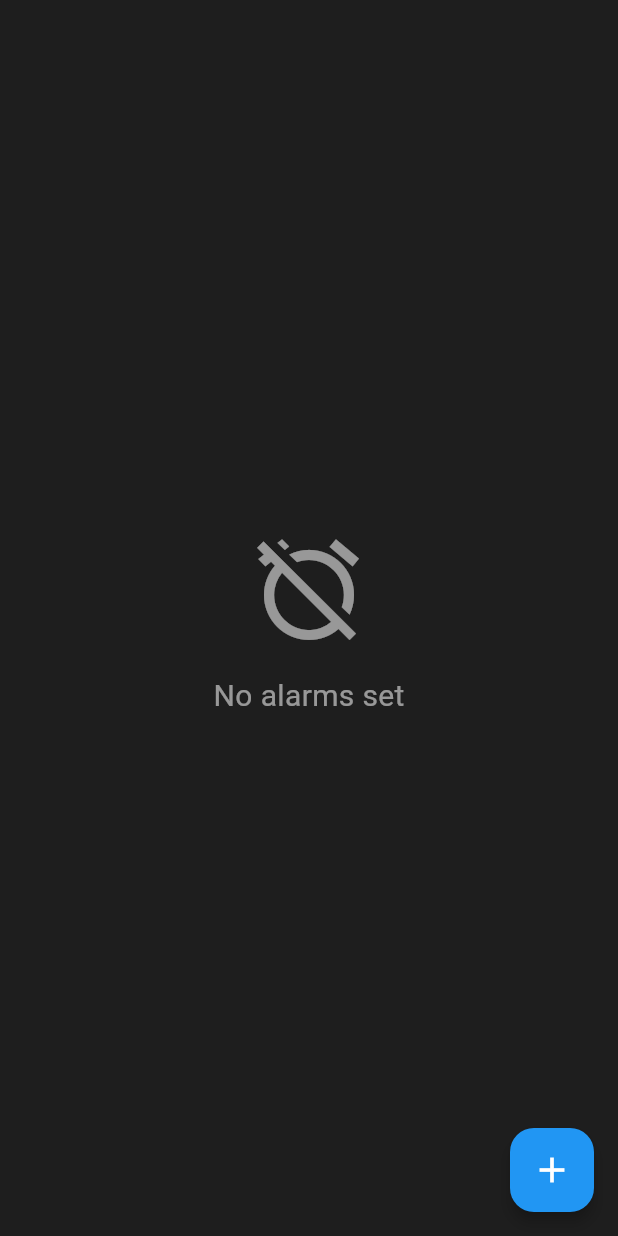
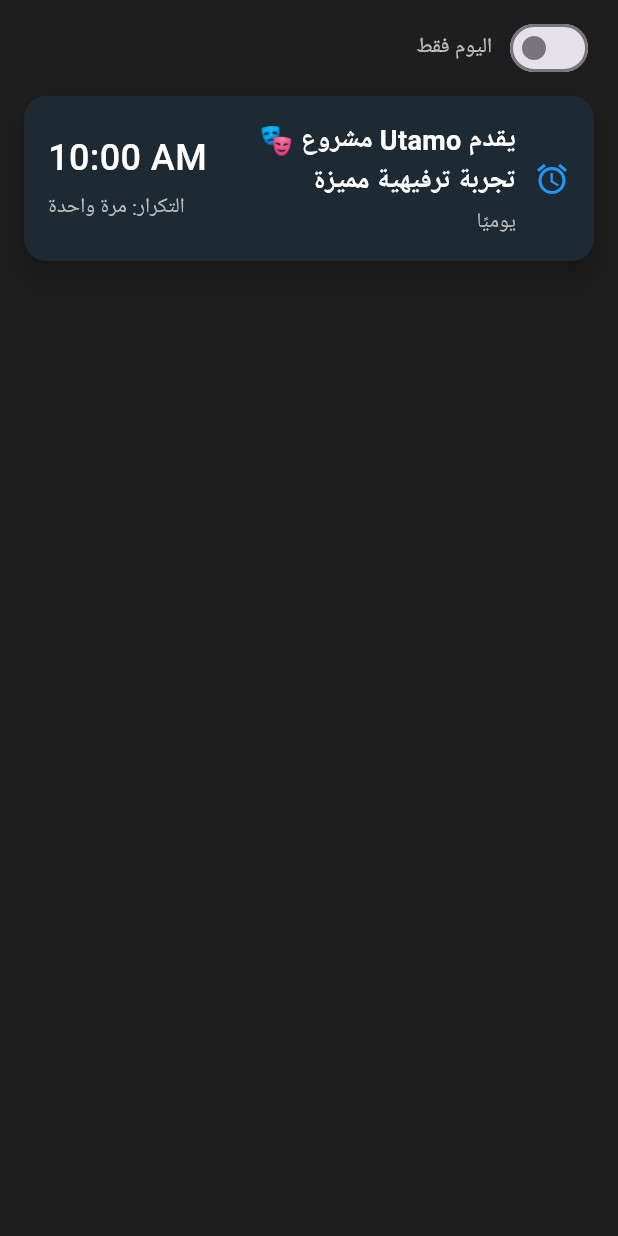
Before and after one commit to ahmedgamal826/Neom-Freelance-App, a Flutter app: the AlarmPage screen opened directly, on a phone screen of 412 x 824 dp. Run offline on Flutter 3.47's test engine with Material 3 defaults, Android fonts, the phone set to English and light mode, and no system bars; our stand-ins replace audioplayers, cloud_firestore, dash_chat_2, firebase_auth, firebase_core, firebase_crashlytics and 12 more; missing offline and left inert: min_id; accounts and stored records are empty.

Commit message:
Notifications show 10 am and 5 pm every day for 60 days..

```diff
--- a/lib/features/notifications/alarm code/models/alarm_model.dart
+++ b/lib/features/notifications/alarm code/models/alarm_model.dart
@@ -3,6 +3,7 @@
   String dateTime;
   String? alarmDate;
   bool isActive;
+  bool isRead;
   String? repeat;
   int id;
   int? milliseconds;
@@ -14,6 +15,7 @@
     required this.dateTime,
     this.alarmDate,
     this.isActive = true,
+    this.isRead = false,
     this.repeat,
     required this.id,
     this.milliseconds,
@@ -26,6 +28,7 @@
         dateTime: json["dateTime"],
         alarmDate: json["alarmDate"],
         isActive: json["isActive"] ?? true,
+        isRead: json["isRead"] ?? false,
         repeat: json["repeat"],
         id: json["id"],
         milliseconds: json["milliseconds"],
@@ -38,6 +41,7 @@
         "dateTime": dateTime,
         "alarmDate": alarmDate,
         "isActive": isActive,
+        "isRead": isRead,
         "repeat": repeat,
         "id": id,
         "milliseconds": milliseconds,
--- a/lib/features/notifications/alarm code/utils/alarm_provider.dart
+++ b/lib/features/notifications/alarm code/utils/alarm_provider.dart
@@ -14,6 +14,37 @@
 
   AlarmProvider() {
     _initializeSharedPreferences();
+  }
+
+  // Mark an alarm as read by ID
+  Future<void> markAsReadById(int id) async {
+    final int index = _alarmList.indexWhere((a) => a.id == id);
+    if (index >= 0 && !_alarmList[index].isRead) {
+      _alarmList[index].isRead = true;
+      await setData();
+      notifyListeners();
+    }
+  }
+
+  // Sorted copy; if todayOnly is true, filter to today's items only
+  List<AlarmModel> getSorted({bool todayOnly = false}) {
+    final List<AlarmModel> items = List<AlarmModel>.from(_alarmList);
+    items.sort((a, b) {
+      final da = DateTime.tryParse(a.dateTime) ?? DateTime.now();
+      final db = DateTime.tryParse(b.dateTime) ?? DateTime.now();
+      return da.compareTo(db);
+    });
+    if (todayOnly) {
+      final now = DateTime.now();
+      final today = DateTime(now.year, now.month, now.day);
+      return items.where((a) {
+        final d = DateTime.tryParse(a.dateTime);
+        if (d == null) return false;
+        final dd = DateTime(d.year, d.month, d.day);
+        return dd == today;
+      }).toList();
+    }
+    return items;
   }
 
   Future<void> _initializeSharedPreferences() async {
--- a/lib/features/notifications/alarm code/utils/notification_helper.dart
+++ b/lib/features/notifications/alarm code/utils/notification_helper.dart
@@ -3,6 +3,8 @@
 import 'package:flutter/material.dart';
 import 'dart:convert';
 import 'package:shared_preferences/shared_preferences.dart'; // Added for SharedPreferences
+import 'dart:math';
+import 'package:neon/features/notifications/data/neom_messages.dart';
 
 class NotificationHelper {
   static final FlutterLocalNotificationsPlugin flutterLocalNotificationsPlugin =
@@ -180,4 +182,157 @@
   static Future<void> cancelAllNotifications() async {
     await flutterLocalNotificationsPlugin.cancelAll();
   }
+
+  // ---------- NEOM daily auto messages ----------
+  static int _dateKey(DateTime d) => d.year * 10000 + d.month * 100 + d.day;
+
+  // Deterministic per-day shuffle to keep same messages for the same date
+  static List<String> _dailyMessages(DateTime date) {
+    // Lazy import to avoid tight coupling if file missing in tests
+    try {
+      // ignore: unnecessary_import
+    } catch (_) {}
+    // We'll import at top of file
+    return _neomDailyPicker(date);
+  }
+
+  // using an inner function so we can call Random with seed
+  static List<String> _neomDailyPicker(DateTime date) {
+    // This function requires neomMessages to be available
+    // Import is at the top of the file
+    // ignore: invalid_use_of_internal_member
+    return _shuffleWithSeed(neomMessages, _dateKey(date));
+  }
+
+  // Pure function: returns a new shuffled copy using a seed
+  static List<String> _shuffleWithSeed(List<String> input, int seed) {
+    final list = List<String>.from(input);
+    list.shuffle(Random(seed));
+    return list;
+  }
+
+  // Schedule two notifications per day (10:00 and 17:00) for the next [daysAhead]
+  // Each day picks two different messages from neomMessages in a deterministic order.
+  static Future<void> scheduleNeomDailyAuto({int daysAhead = 60}) async {
+    // Cancel any previously scheduled NEOM auto notifications for the range
+    // We use id = 91000000 + yyyymmdd for 10:00 and 92000000 + yyyymmdd for 17:00
+    final pending =
+        await flutterLocalNotificationsPlugin.pendingNotificationRequests();
+    for (final p in pending) {
+      if (p.id >= 91000000 && p.id <= 92999999) {
+        await flutterLocalNotificationsPlugin.cancel(p.id);
+      }
+    }
+
+    final now = DateTime.now();
+    for (int i = 0; i < daysAhead; i++) {
+      final day = DateTime(now.year, now.month, now.day).add(Duration(days: i));
+      final msgs = _dailyMessages(day);
+      if (msgs.isEmpty) continue;
+      final msg1 = msgs[0];
+      final msg2 = msgs.length > 1 ? msgs[1] : msgs[0];
+
+      final dateKey = _dateKey(day);
+      // 10:00
+      final tenAm = DateTime(day.year, day.month, day.day, 10, 0);
+      await scheduleNotification(
+        id: 91000000 + dateKey,
+        title: msg1,
+        body: 'إشعار من مشروع نيوم',
+        scheduledDate: tenAm,
+        repeatDaily: false,
+      );
+      // 17:00
+      final fivePm = DateTime(day.year, day.month, day.day, 17, 0);
+      await scheduleNotification(
+        id: 92000000 + dateKey,
+        title: msg2,
+        body: 'إشعار من مشروع نيوم',
+        scheduledDate: fivePm,
+        repeatDaily: false,
+      );
+    }
+  }
+
+  // Sync auto NEOM cards: show ONLY today's due items (<= now). Remove others.
+  static Future<void> syncNeomAutoCardsForNow() async {
+    try {
+      final prefs = await SharedPreferences.getInstance();
+      final String? alarmsJson = prefs.getString('alarms');
+      List<dynamic> list = [];
+      if (alarmsJson != null) {
+        try {
+          list = json.decode(alarmsJson);
+        } catch (_) {}
+      }
+      // Keep only today's due auto items; drop all other auto items (future and past days)
+      final now = DateTime.now();
+      final today = DateTime(now.year, now.month, now.day);
+      list = list.where((a) {
+        if (a is! Map) return true;
+        final int? id = a['id'];
+        if (id == null) return true;
+        if (id >= 91000000 && id <= 92999999) {
+          final String? dt = a['dateTime'];
+          if (dt == null) return false;
+          final DateTime? d = DateTime.tryParse(dt);
+          if (d == null) return false;
+          final DateTime dd = DateTime(d.year, d.month, d.day);
+          final bool isToday = dd == today;
+          final bool isDue = d.isBefore(now) || d.isAtSameMomentAs(now);
+          return isToday && isDue;
+        }
+        return true;
+      }).toList();
+
+      // Add today's due auto items if clock passed
+      final msgs = _dailyMessages(today);
+      if (msgs.isNotEmpty) {
+        final tenAm = DateTime(today.year, today.month, today.day, 10, 0);
+        if (now.isAfter(tenAm)) {
+          final id = 91000000 + _dateKey(today);
+          final exists = list.any((a) => a is Map && a['id'] == id);
+          if (!exists) {
+            list.add({
+              'label': msgs[0],
+              'dateTime': tenAm.toIso8601String(),
+              'alarmDate': tenAm.toIso8601String(),
+              'isActive': true,
+              'isRead': false,
+              'repeat': 'once',
+              'id': id,
+              'milliseconds': tenAm.millisecondsSinceEpoch,
+              'ringtone': null,
+              'snoozeDuration': 5,
+            });
+          }
+        }
+        if (msgs.length > 1) {
+          final fivePm = DateTime(today.year, today.month, today.day, 17, 0);
+          if (now.isAfter(fivePm)) {
+            final id = 92000000 + _dateKey(today);
+            final exists = list.any((a) => a is Map && a['id'] == id);
+            if (!exists) {
+              list.add({
+                'label': msgs[1],
+                'dateTime': fivePm.toIso8601String(),
+                'alarmDate': fivePm.toIso8601String(),
+                'isActive': true,
+                'isRead': false,
+                'repeat': 'once',
+                'id': id,
+                'milliseconds': fivePm.millisecondsSinceEpoch,
+                'ringtone': null,
+                'snoozeDuration': 5,
+              });
+            }
+          }
+        }
+      }
+
+      await prefs.setString('alarms', json.encode(list));
+    } catch (e) {
+      debugPrint('Failed to sync auto cards: $e');
+    }
+  }
 }
--- a/lib/features/notifications/alarm code/views/alarm_page.dart
+++ b/lib/features/notifications/alarm code/views/alarm_page.dart
@@ -1,7 +1,6 @@
 import 'package:flutter/material.dart';
 import 'package:neon/features/notifications/alarm%20code/utils/alarm_provider.dart';
 import 'package:neon/features/notifications/alarm%20code/utils/notification_helper.dart';
-import 'package:neon/features/notifications/alarm%20code/views/add_alarm.dart';
 import 'package:neon/features/notifications/alarm%20code/widgets/show_snack_bar.dart';
 import 'package:provider/provider.dart';
 import 'package:flutter_local_notifications/flutter_local_notifications.dart';
@@ -28,14 +27,20 @@
   late AnimationController _cardController;
   late AnimationController _fadeController;
   late AnimationController _slideController;
+  bool _todayOnly = false;
 
   @override
   void initState() {
     super.initState();
     _initializeNotifications();
     _initializeAnimations();
-    // Start card animation when page loads
-    WidgetsBinding.instance.addPostFrameCallback((_) {
+    // Sync due auto NEOM cards (adds only if time has passed) then reload provider
+    WidgetsBinding.instance.addPostFrameCallback((_) async {
+      await NotificationHelper.syncNeomAutoCardsForNow();
+      if (mounted) {
+        // ignore: use_build_context_synchronously
+        await Provider.of<AlarmProvider>(context, listen: false).getData();
+      }
       _cardController.forward();
       _fadeController.forward();
       _slideController.forward();
@@ -280,6 +285,26 @@
             padding: const EdgeInsets.only(top: 8),
             child: Column(
               children: [
+                Padding(
+                  padding: const EdgeInsets.symmetric(horizontal: 16.0),
+                  child: Row(
+                    mainAxisAlignment: MainAxisAlignment.end,
+                    children: [
+                      Text(
+                        'اليوم فقط',
+                        style: TextStyle(
+                          color: widget.isDarkMode ? Colors.white70 : Colors.black54,
+                        ),
+                      ),
+                      const SizedBox(width: 8),
+                      Switch(
+                        value: _todayOnly,
+                        onChanged: (v) => setState(() => _todayOnly = v),
+                        activeColor: Colors.blue,
+                      ),
+                    ],
+                  ),
+                ),
                 Expanded(
                   child: alarmProvider.isLoading
                       ? ListView.builder(
@@ -290,21 +315,15 @@
                                 isDarkMode: widget.isDarkMode);
                           },
                         )
-                      : alarmProvider.alarmList.isEmpty
+                      : alarmProvider.getSorted(todayOnly: _todayOnly).isEmpty
                           ? Center(
                               child: Column(
                                 mainAxisAlignment: MainAxisAlignment.center,
                                 children: [
-                                  Icon(
-                                    Icons.alarm_off,
-                                    size: 80,
-                                    color: widget.isDarkMode
-                                        ? Colors.white54
-                                        : Colors.black54,
-                                  ),
+                                  const Icon(Icons.notifications_off, size: 80, color: Colors.grey),
                                   const SizedBox(height: 16),
                                   Text(
-                                    'No alarms set',
+                                    'لا توجد إشعارات',
                                     style: TextStyle(
                                       fontSize: 20,
                                       color: widget.isDarkMode
@@ -318,9 +337,11 @@
                           : ListView.builder(
                               padding:
                                   const EdgeInsets.symmetric(horizontal: 16),
-                              itemCount: alarmProvider.alarmList.length,
+                              itemCount:
+                                  alarmProvider.getSorted(todayOnly: _todayOnly).length,
                               itemBuilder: (context, index) {
-                                final alarm = alarmProvider.alarmList[index];
+                                final alarm = alarmProvider
+                                    .getSorted(todayOnly: _todayOnly)[index];
                                 final alarmTime =
                                     DateTime.parse(alarm.dateTime);
                                 final now = DateTime.now();
@@ -445,16 +466,22 @@
                                       }
                                     },
                                     child: Card(
-                                      elevation: 4,
+                                      elevation: alarm.isRead ? 2 : 6,
                                       margin: const EdgeInsets.symmetric(
                                           vertical: 8),
                                       shape: RoundedRectangleBorder(
                                         borderRadius: BorderRadius.circular(15),
                                       ),
-                                      color: widget.isDarkMode
-                                          ? Colors.grey[850]
-                                          : Colors.white,
+                                      color: alarm.isRead
+                                          ? (widget.isDarkMode
+                                              ? Colors.grey[850]
+                                              : Colors.white)
+                                          : (widget.isDarkMode
+                                              ? const Color(0xFF1E2A33)
+                                              : const Color(0xFFE9F2FF)),
                                       child: InkWell(
+                                        onTap: () => alarmProvider
+                                            .markAsReadById(alarm.id),
                                         borderRadius: BorderRadius.circular(15),
                                         child: Padding(
                                           padding: const EdgeInsets.all(16.0),
@@ -464,15 +491,6 @@
                                             children: [
                                               Row(
                                                 children: [
-                                                  Switch(
-                                                    value: alarm.isActive,
-                                                    onChanged: (value) {
-                                                      alarmProvider
-                                                          .toggleAlarm(index);
-                                                    },
-                                                    activeColor: Colors.blue,
-                                                  ),
-                                                  const SizedBox(width: 12),
                                                   Column(
                                                     crossAxisAlignment:
                                                         CrossAxisAlignment
@@ -598,27 +616,7 @@
               ],
             ),
           ),
-          // أضف زر الإضافة كـ FloatingActionButton
-          floatingActionButton: FloatingActionButton(
-            backgroundColor: const Color(0xFF2196F3),
-            onPressed: () {
-              Navigator.push(
-                context,
-                MaterialPageRoute(
-                  builder: (context) => AddAlarm(isDarkMode: widget.isDarkMode),
-                ),
-              );
-            },
-            shape: RoundedRectangleBorder(
-              borderRadius: BorderRadius.circular(16),
-            ),
-            elevation: 4,
-            child: Icon(
-              Icons.add,
-              color: widget.isDarkMode ? Colors.white : Colors.white,
-              size: 28,
-            ),
-          ),
+          // لا يوجد زر إضافة — الإشعارات تُنشأ تلقائيًا
         );
       },
     );
--- a/lib/main.dart
+++ b/lib/main.dart
@@ -28,6 +28,8 @@
   tz.initializeTimeZones();
 
   await _initializeApp();
+  // Schedule NEOM auto notifications for the next 60 days BEFORE runApp
+  await NotificationHelper.scheduleNeomDailyAuto(daysAhead: 60);
 
   // Set preferred orientations
   await SystemChrome.setPreferredOrientations([
```
Also changed, not shown: lib/features/home/presentation/screens/home_screen.dart (+4 -4 lines).
